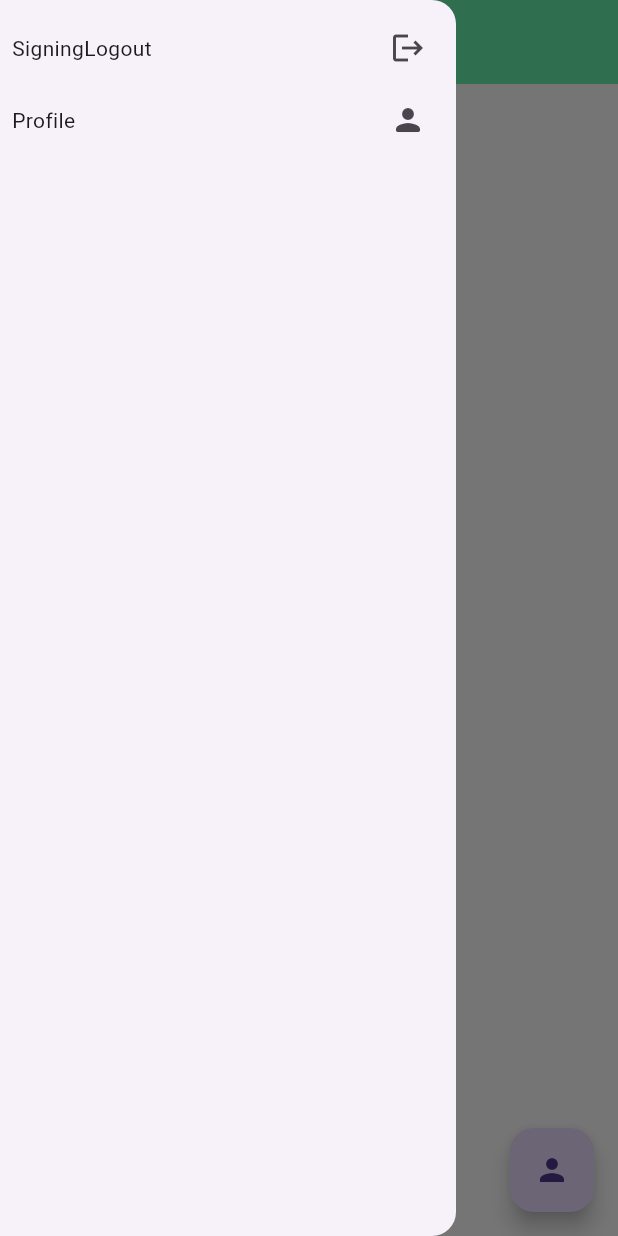
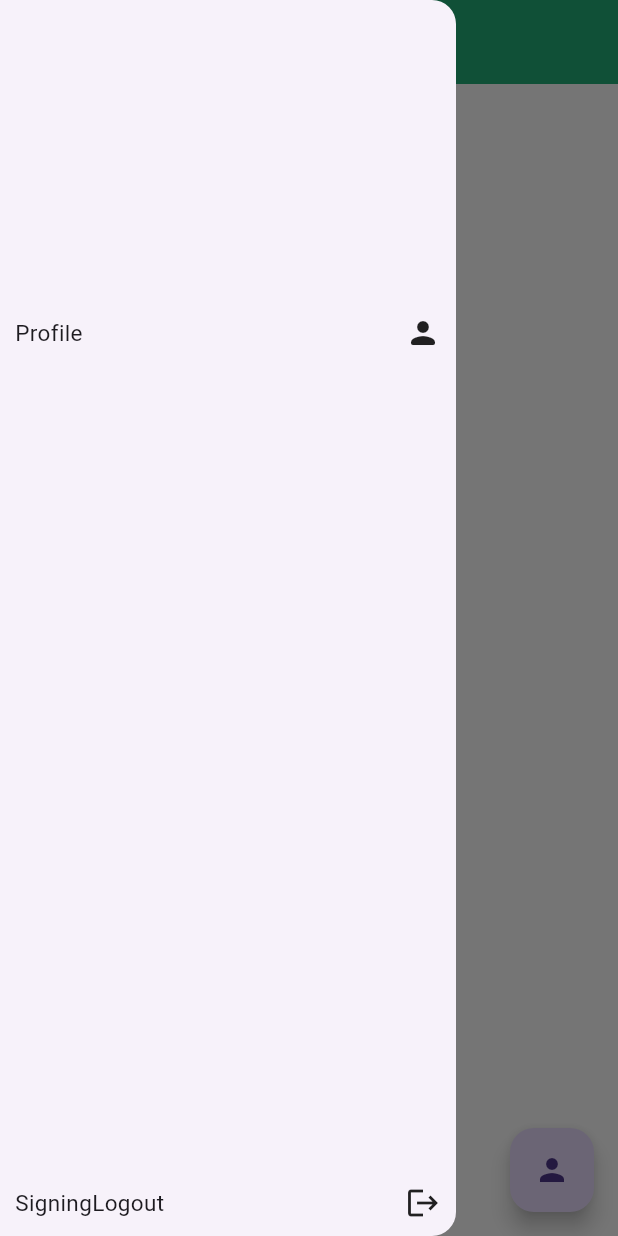
Before and after one commit to shitalchauhan769/chat_app, a Flutter app: the HomeScreen screen opened by its route, with the side drawer open, on a phone screen of 412 x 824 dp. Run offline on Flutter 3.47's test engine with Material 3 defaults, Android fonts, the phone set to English and light mode, and no system bars; our stand-ins replace cloud_firestore, firebase_auth, firebase_core, get, google_sign_in; accounts and stored records are empty; network calls fail.

Commit message:
30-8-2024

```diff
--- a/lib/screen/home/view/home_screen.dart
+++ b/lib/screen/home/view/home_screen.dart
@@ -19,34 +19,40 @@ class _HomeScreenState extends State<HomeScreen> {
       ),
       drawer: Drawer(
         child: Padding(
-          padding: const EdgeInsets.all(8.0),
+          padding: const EdgeInsets.all(10.0),
           child: Column(
+            mainAxisAlignment: MainAxisAlignment.center,
+
             children: [
-              Row(
+              const SizedBox(height: 200,),
+              InkWell(
+                onTap: () {
+                  Get.toNamed("/profile");
+                },
+                child: const Row(
                   mainAxisAlignment: MainAxisAlignment.spaceBetween,
                   children: [
-                  const Text("SigningLogout"),
-                  IconButton(
-                    onPressed: () {
+                    Text("Profile",style: TextStyle(fontSize: 15),),
+                    Icon(Icons.person_rounded,),
+                  ],
+                ),
+              ),
+              const Spacer(),
+              InkWell(
+                onTap: () {
                   AuthHelper.helper.logOut();
                   Get.toNamed("/login");
                 },
-                    icon: const Icon(Icons.logout),
-                  ),
+                child: const Row(
+                  mainAxisAlignment: MainAxisAlignment.spaceBetween,
+                  children: [
+                    Text("SigningLogout",style: TextStyle(fontSize: 15),),
+                    Icon(Icons.logout),
                   ],
                 ),
-              Row(
-                mainAxisAlignment: MainAxisAlignment.spaceBetween,
-                children: [
-                  const Text("Profile"),
-                  IconButton(
-                    onPressed: () {
-                      Get.toNamed("/profile");
-                    },
-                    icon: const Icon(Icons.person_rounded),
               ),
-                ],
-              )
+
+
             ],
           ),
         ),
--- a/lib/screen/user/view/user_screen.dart
+++ b/lib/screen/user/view/user_screen.dart
@@ -28,6 +28,9 @@ class _AllUserScreenState extends State<AllUserScreen> {
           itemCount: controller.profileList.length,
           itemBuilder: (context, index) {
             return  ListTile(
+              onTap: () {
+                Get.toNamed("/chat",arguments: controller.profileList[index]);
+              },
               leading: CircleAvatar(
                 backgroundColor: green,
                 child: Text(controller.profileList[index].name![0]),
--- a/lib/utils/app_routes.dart
+++ b/lib/utils/app_routes.dart
@@ -1,4 +1,5 @@
 import 'package:flutter/material.dart';
+import 'package:my_chat_app/screen/chat/view/chat_screen.dart';
 import 'package:my_chat_app/screen/home/view/home_screen.dart';
 import 'package:my_chat_app/screen/login/view/login_screen.dart';
 import 'package:my_chat_app/screen/login/view/signup_screen.dart';
@@ -14,5 +15,6 @@ Map<String,WidgetBuilder>appRoutes={
   '/home':(c1)=>const HomeScreen(),
   '/profile':(c1)=> const ProflieScreen(),
   '/user':(c1)=> const AllUserScreen(),
+  '/chat':(c1)=> const ChatScreen(),
 
 };
--- a/lib/utils/colors.dart
+++ b/lib/utils/colors.dart
@@ -1,3 +1,3 @@
 import 'package:flutter/material.dart';
 
-const Color green = Colors.greenAccent;
+const Color green = Color(0xff23ae77);
```
Also changed, not shown: lib/screen/chat/model/chat_model.dart (added, +8 -0 lines), lib/screen/chat/view/chat_screen.dart (added, +31 -0 lines), lib/utils/helper/db_helper.dart (+46 -6 lines). Lines whose indentation alone changed are shown as unchanged.
